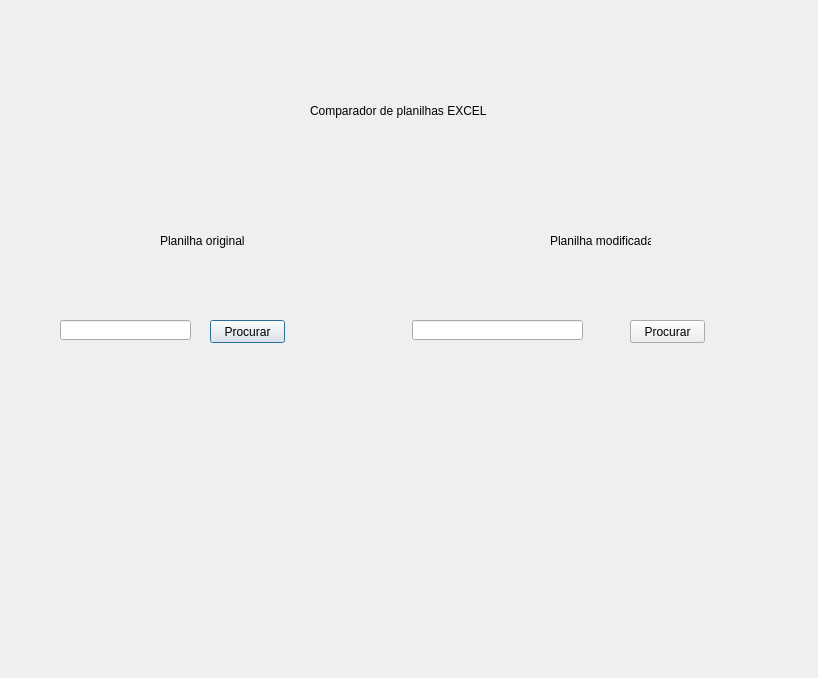
Old version of the form compare-sheets/up_file-screen.ui in the repository evrocha/CompareSheets.
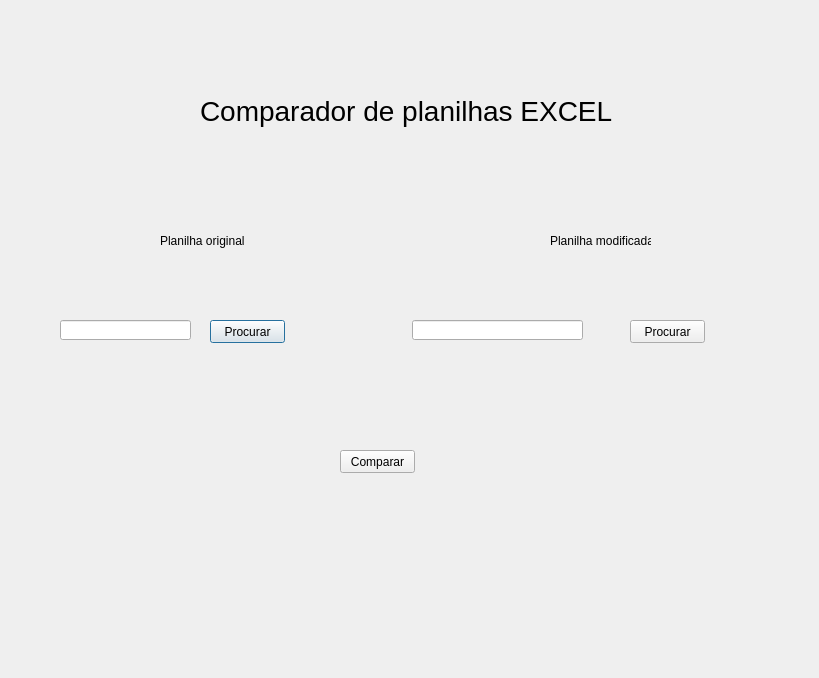
New version of the form.

```diff
--- a/compare-sheets/up_file-screen.ui
+++ b/compare-sheets/up_file-screen.ui
@@ -6,7 +6,7 @@
    <rect>
     <x>0</x>
     <y>0</y>
-    <width>818</width>
+    <width>819</width>
     <height>678</height>
    </rect>
   </property>
@@ -68,12 +68,17 @@
   <widget class="QLabel" name="label_3">
    <property name="geometry">
     <rect>
-     <x>310</x>
+     <x>200</x>
      <y>60</y>
-     <width>251</width>
+     <width>421</width>
      <height>101</height>
     </rect>
    </property>
+   <property name="font">
+    <font>
+     <pointsize>21</pointsize>
+    </font>
+   </property>
    <property name="text">
     <string>Comparador de planilhas EXCEL</string>
    </property>
@@ -98,6 +103,19 @@
     </rect>
    </property>
   </widget>
+  <widget class="QPushButton" name="comparar_btn">
+   <property name="geometry">
+    <rect>
+     <x>340</x>
+     <y>450</y>
+     <width>75</width>
+     <height>23</height>
+    </rect>
+   </property>
+   <property name="text">
+    <string>Comparar</string>
+   </property>
+  </widget>
  </widget>
  <resources/>
  <connections/>
```
